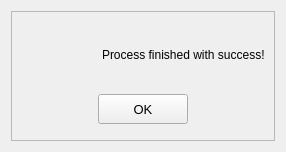
This is siriushlacon/vbc/ui/OK_message.ui in lnls-sirius/pydm-opi as Qt 5 draws it before an edit. The edited form follows.
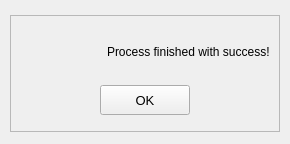
This is the edited form. Icons and pictures are not drawn. Custom widgets are drawn as their Qt base class.

Commit message: vbc/ Update OK message shell command

```diff
--- a/siriushlacon/vbc/ui/OK_message.ui
+++ b/siriushlacon/vbc/ui/OK_message.ui
@@ -6,16 +6,22 @@
    <rect>
     <x>0</x>
     <y>0</y>
-    <width>286</width>
-    <height>152</height>
+    <width>290</width>
+    <height>144</height>
    </rect>
   </property>
   <property name="windowTitle">
    <string>Form</string>
   </property>
-  <layout class="QGridLayout" name="gridLayout_3">
-   <item row="0" column="0">
     <widget class="QFrame" name="frame">
+   <property name="geometry">
+    <rect>
+     <x>10</x>
+     <y>15</y>
+     <width>270</width>
+     <height>117</height>
+    </rect>
+   </property>
      <property name="frameShape">
       <enum>QFrame::StyledPanel</enum>
      </property>
@@ -119,8 +125,6 @@
       </item>
      </layout>
     </widget>
-   </item>
-  </layout>
  </widget>
  <customwidgets>
   <customwidget>
```
Left out of the diff: 35 changed lines with no effect on the pictures. Lines whose indentation alone changed are shown as unchanged. The commit also changes 1 other file.
